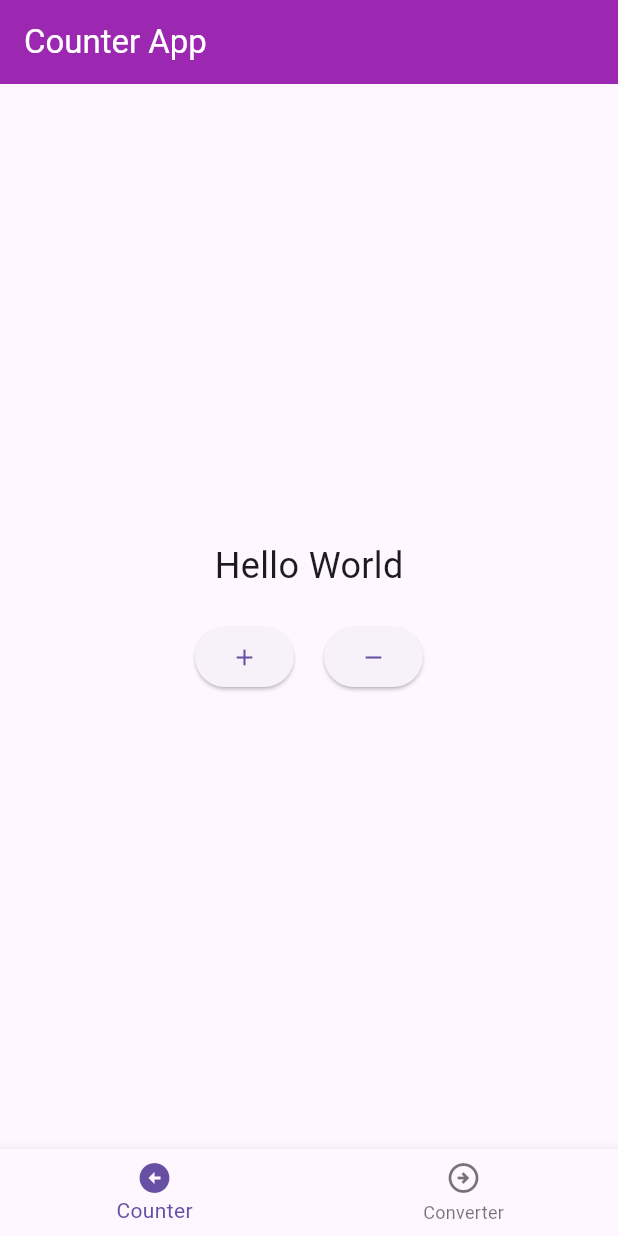
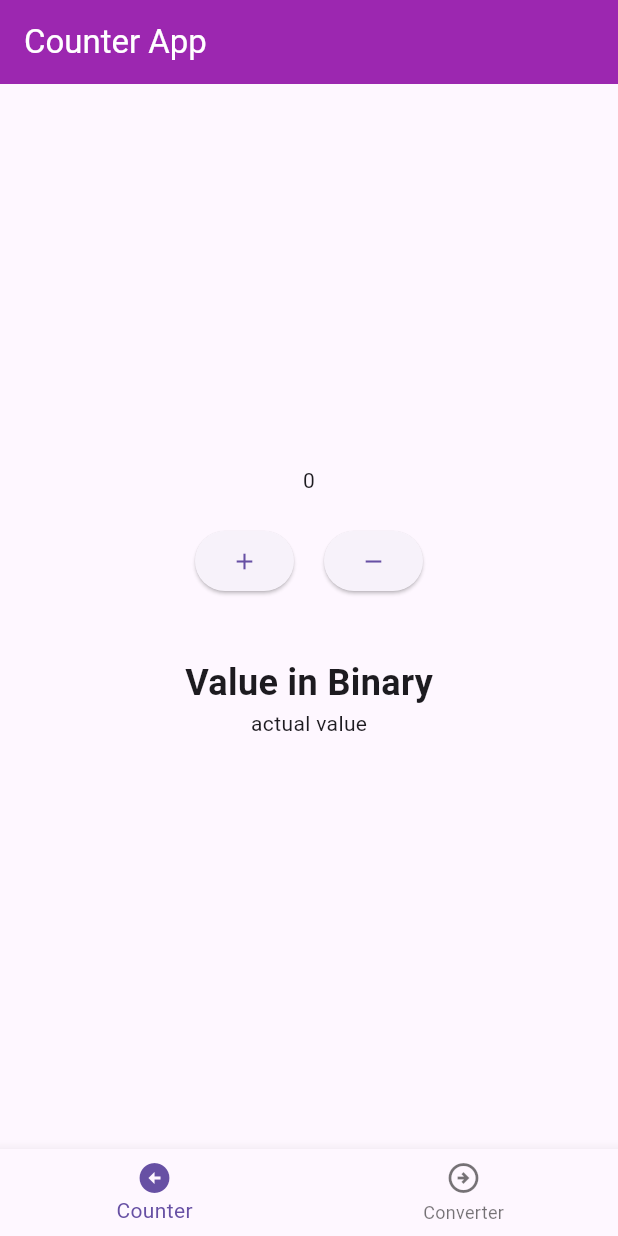
Before and after one commit to DeenankSharma/counter_binary, a Flutter app: the screen it shows after launch, on a phone screen of 412 x 824 dp. Run offline on Flutter 3.47's test engine with Material 3 defaults, Android fonts, the phone set to English and light mode, and no system bars; our stand-ins replace bloc, flutter_bloc.

Commit message:
feat : adds counter and  converter interfaces

```diff
--- a/counter_project/lib/features/home/bloc/home_bloc.dart
+++ b/counter_project/lib/features/home/bloc/home_bloc.dart
@@ -9,9 +9,27 @@ part 'home_state.dart';
 class HomeBloc extends Bloc<HomeEvent, HomeState> {
   HomeBloc() : super(HomeInitialstate()) {
     on<HomeInitialEvent>(homeInitialEvent);
+    on<TogglebuttonNavigateevent>(togglebuttonNavigateevent);
+    on<Plusbuttonclickedevent>(plusbuttonclickedevent);
+    on<Minusbuttonclickedevent>(minusbuttonclickedevent);
   }
 
   FutureOr<void> homeInitialEvent(HomeInitialEvent event, Emitter<HomeState> emit) {
-  emit(HomeInitialstate());
+  emit(buttonclickedstate(0));
+  }
+
+  FutureOr<void> togglebuttonNavigateevent(TogglebuttonNavigateevent event, Emitter<HomeState> emit) {
+    print('toggle karo plz');
+  emit(TogglebuttonNavigatestate());
+  }
+
+  FutureOr<void> plusbuttonclickedevent(Plusbuttonclickedevent event, Emitter<HomeState> emit) {
+    print('sup');
+  emit(buttonclickedstate(event.number+1));
+  }
+
+  FutureOr<void> minusbuttonclickedevent(Minusbuttonclickedevent event, Emitter<HomeState> emit) {
+    print('what');
+  emit(buttonclickedstate(event.number-1));
   }
 }
--- a/counter_project/lib/features/home/bloc/home_event.dart
+++ b/counter_project/lib/features/home/bloc/home_event.dart
@@ -5,10 +5,19 @@ abstract class HomeEvent {}
 
 class HomeInitialEvent extends HomeEvent{}
 
-class Plusbuttonclickedevent extends HomeEvent{}
+class Plusbuttonclickedevent extends HomeEvent{
+  final int number;
+  Plusbuttonclickedevent(this.number);
+  List<Object?> get props => [number];
 
-class Minusbuttonclickedevent extends HomeEvent{}
+}
 
-class Togglebuttonclickedevent extends HomeEvent{}
+class Minusbuttonclickedevent extends HomeEvent{
+  final int number;
+  Minusbuttonclickedevent(this.number);
+  List<Object?> get props => [number];
+}
+
+// class Togglebuttonclickedevent extends HomeEvent{}
 
 class TogglebuttonNavigateevent extends HomeEvent{}
--- a/counter_project/lib/features/home/bloc/home_state.dart
+++ b/counter_project/lib/features/home/bloc/home_state.dart
@@ -1,17 +1,25 @@
 part of 'home_bloc.dart';
 
 @immutable
-abstract class HomeState {}
+abstract class HomeState {
+  final number = 0;
+}
+
 abstract class HomeActionState extends HomeState{}
-class HomeInitialstate extends HomeState {}
 
-class Plusbuttonclickedstate extends HomeActionState{}
+class HomeInitialstate extends HomeState {
+  final int number=0;
+  List<Object> get props => [];
+}
 
-class Minusbuttonclickedstate extends HomeActionState{}
+class buttonclickedstate extends HomeActionState{
+  final int number;
+  buttonclickedstate(this.number);
+  List<Object?> get props => [number];
+}
 
-class Togglebuttonclickedstate extends HomeActionState{}
+// class Minusbuttonclickedstate extends HomeActionState{}
+
+// class Togglebuttonclickedstate extends HomeActionState{}
 
 class TogglebuttonNavigatestate extends HomeActionState{}
-
-
-// class
--- a/counter_project/lib/features/home/home.dart
+++ b/counter_project/lib/features/home/home.dart
@@ -1,3 +1,4 @@
+import 'package:counter_project/features/converter/converter.dart';
 import 'package:flutter/material.dart';
 import 'package:counter_project/features/home/bloc/home_bloc.dart';
 import 'package:flutter_bloc/flutter_bloc.dart';
@@ -10,84 +11,128 @@ class Home extends StatefulWidget {
 }
 
 class _HomeState extends State<Home> {
+  late HomeBloc homebloc;
   @override
   void initState() {
+    homebloc = HomeBloc();
     homebloc.add(HomeInitialEvent());
     super.initState();
   }
 
-  final HomeBloc homebloc = HomeBloc();
+  // final HomeBloc homebloc = HomeBloc();
+  int _currentIndex = 0;
 
   @override
   Widget build(BuildContext context) {
     return BlocConsumer<HomeBloc, HomeState>(
       bloc: homebloc,
-      buildWhen: (previous, current) => current is HomeState,
-      listenWhen: (previous, current) => current is! HomeState,
+      buildWhen: (previous, current) => current is HomeActionState,
+      listenWhen: (previous, current) => current is HomeActionState,
       listener: (context, state) {
-        // TODO: implement listener
+        if(state is TogglebuttonNavigatestate){
+          Navigator.pushReplacement(
+              context, MaterialPageRoute(builder: (context) => Converter()));
+        }
       },
       builder: (context, state) {
-        if (state is HomeInitialstate) {
+        // if (state is HomeInitialstate) {
           return Scaffold(
             appBar: AppBar(
-              title: Text(
-                'Counter App',
-                style: TextStyle(color: Colors.white),
-              ),
+              title: Text('Counter App', style: TextStyle(color: Colors.white)),
               backgroundColor: Colors.purple,
             ),
-            body: Center(
+            body: Column(
+              children: [
+                Expanded(
+                  child: Center(
                     child: Container(
-                height: MediaQuery.of(context).size.height / 2,
                       child: Column(
                         mainAxisAlignment: MainAxisAlignment.center,
                         children: <Widget>[
-                    Text('Hello World', style: TextStyle(fontSize: 24)),
+                          BlocBuilder<HomeBloc, HomeState>(
+                            bloc: homebloc,
+                            builder: (context, state) {
+                              if (state is buttonclickedstate) {
+                                return Text("${state.number}");
+                              }
+                              else{
+                                return Container();
+                              }
+                            }),
                           SizedBox(height: 20),
                           Row(
                             mainAxisAlignment: MainAxisAlignment.center,
                             children: <Widget>[
                               ElevatedButton(
-                          onPressed: () {},
+                                onPressed: () {homebloc.add(Plusbuttonclickedevent(state.number));},
                                 child: Icon(Icons.add),
                               ),
                               SizedBox(width: 20),
                               ElevatedButton(
-                          onPressed: () {},
+                                onPressed: () {homebloc.add(Minusbuttonclickedevent(state.number));},
                                 child: Icon(Icons.remove),
+                              ),
+                            ],
+                          ),
+                          Container(
+                            margin: EdgeInsets.only(top: 20),
+                            padding: EdgeInsets.all(20),
+                            child: const Column(
+                              mainAxisAlignment: MainAxisAlignment.center,
+                              children: <Widget>[
+                                SizedBox(width: 20,),
+                                Text('Value in Binary',style: TextStyle(fontSize: 24,fontWeight: FontWeight.bold)),
+                                Text('actual value'),
+
+                              ],
+                            )
+                          ),
+                        ],
+                      ),
+                    ),
+                  ),
+                ),
+                BottomNavigationBar(
+                  currentIndex: _currentIndex,
+                  onTap: (index){
+                    setState(() {
+                      _currentIndex=index;
+                    });
+                    switch(index){
+                      case 0:
+                        homebloc.add(HomeInitialEvent());
+                        break;
+                      case 1:
+                        homebloc.add(TogglebuttonNavigateevent());
+                        break;
+                    }
+                  },
+                  items: const [
+                    BottomNavigationBarItem(
+                      icon: Icon(Icons.arrow_circle_left),
+                      label: 'Counter',
+                    ),
+                    BottomNavigationBarItem(
+                      icon: Icon(Icons.arrow_circle_right_outlined),
+                      label: 'Converter',
                     ),
                   ],
                 ),
               ],
             ),
-              ),
-            ),
-            bottomNavigationBar: BottomNavigationBar(
-              items: const [
-                BottomNavigationBarItem(
-                    icon: Icon(Icons.arrow_circle_left), label: 'Counter'),
-                BottomNavigationBarItem(
-                    icon: Icon(Icons.arrow_circle_right_outlined),
-                    label: 'Converter'),
-              ],
-            ),
           );
-        } else {
-          return Scaffold(
-            appBar: AppBar(
-              title: const Text('Counter App'),
-              backgroundColor: Colors.orange,
-            ),
-            body: const Center(
-              child: Text("No data available for current state."),
-            ),
+        // } else {
+        //   return Scaffold(
+        //     appBar: AppBar(
+        //       title: const Text('Counter App'),
+        //       backgroundColor: Colors.orange,
+        //     ),
+        //     body: const Center(
+        //       child: Text("No data available for current state."),
+        //     ),
+        //   );
+        // }
+      },
     );
   }
-        // case Home
-      },
-    );
-    // BlocConsumer(builder:, listener: listener)
-    throw UnimplementedError();
 }
-}
```
Also changed, not shown: counter_project/lib/features/converter/bloc/converter_bloc.dart (added, +27 -0 lines), counter_project/lib/features/converter/bloc/converter_event.dart (added, +9 -0 lines), counter_project/lib/features/converter/bloc/converter_state.dart (added, +11 -0 lines), counter_project/lib/features/converter/converter.dart (added, +109 -0 lines). Lines whose indentation alone changed are shown as unchanged.
